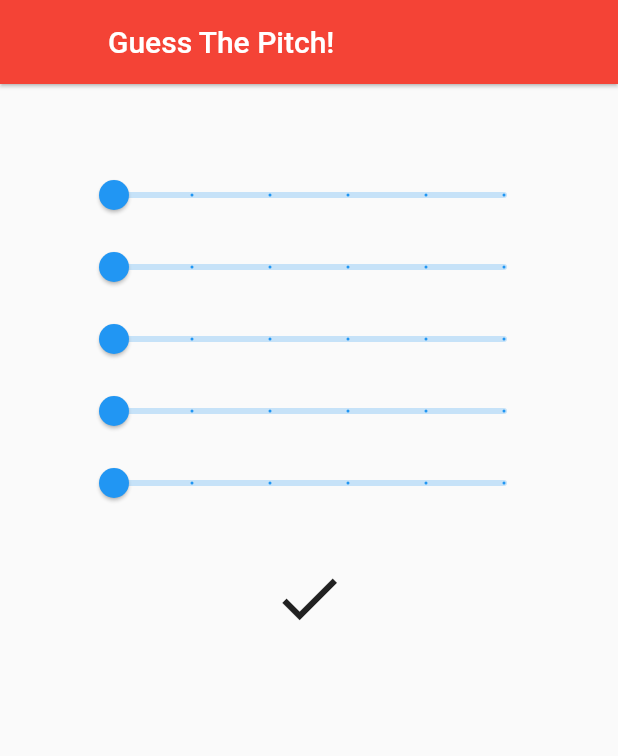
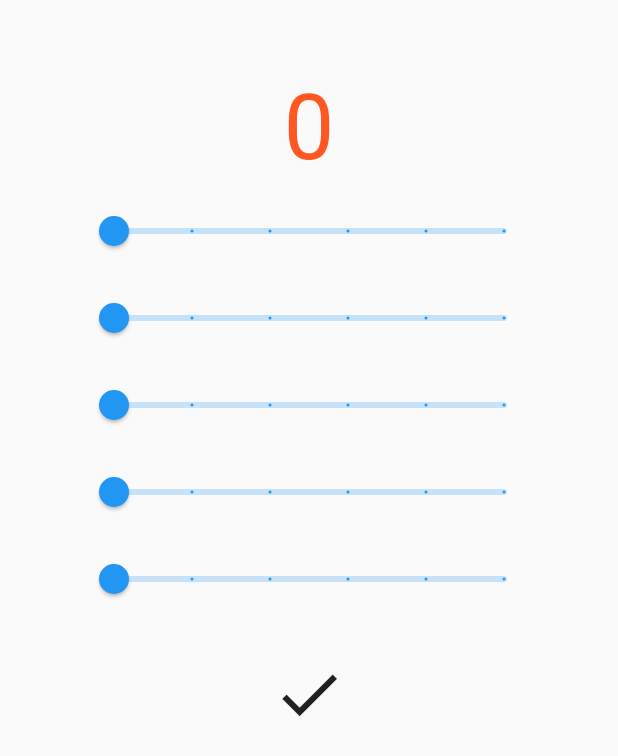
Before and after one commit to Rechunk/GuessThePitch, a Flutter app: the Grid screen opened directly, on a phone screen of 412 x 824 dp. Shown: the top 756 px of the screen. Run offline on Flutter 3.47's test engine with Material 2 defaults, Android fonts, the light colour scheme and no system bars; missing offline and left inert: audioplayer, countdown; Roboto replaces fonts that are missing (Coiny); statements that could not run were skipped.

Commit message:
Layout adjusted and score added

```diff
--- a/lib/grid.dart
+++ b/lib/grid.dart
@@ -1,8 +1,6 @@
 import 'package:flutter/material.dart';
 import "soundManager.dart";
-import 'package:audioplayer/audioplayer.dart';
 import "dart:async";
-import "route.dart";
 import "config.dart";
 
 class Grid extends StatefulWidget {
@@ -34,7 +32,10 @@ class _Grid extends State<Grid> {
   List<Widget> buildSlides(){
     List<Widget> sliders = [];
     for (int i = 0; i < 5; i++){
-      sliders.add(new Slider(
+      sliders.add(
+        new Padding(
+          padding: new EdgeInsets.fromLTRB(0.0, 10.0, 0.0, 0.0),
+          child: new Slider(
             value: values[i].toDouble(),
             min: 0.0,
             max: 5.0,
@@ -46,6 +47,7 @@ class _Grid extends State<Grid> {
                 values[i] = newValue.round();
               });
             },
+          )
         ));
     }
     return sliders;
@@ -78,10 +80,6 @@ class _Grid extends State<Grid> {
     }
   }
 
-  void calculateResults(){
-
-  }
-
   bool madeMistake(results){
     for (var elem in results){
       if (elem != 0){
@@ -95,16 +93,14 @@ class _Grid extends State<Grid> {
   build(BuildContext context){
     sliders = buildSlides();
     return new Scaffold(
-      appBar: new AppBar(
-        leading: new Container(),
-        title: new Text("Guess The Pitch!"),
-        backgroundColor: Colors.red,
-        elevation: 1.0,
-      ),
+
       body: new Container(
         child: new ListView(
           padding: new EdgeInsets.all(50.0),
           children: [
+            new Center(
+              child: new Text("$score", style: new TextStyle(fontFamily: "Coiny", fontSize: 60.0, color: mainColor))
+            ),
             new Column(
               children: sliders,
             ),
@@ -133,7 +129,6 @@ class _Grid extends State<Grid> {
                   ),
                   new Padding(
                     padding: new EdgeInsets.fromLTRB(0.0, 30.0, 0.0, 0.0),
-                    child: new Text(resultsText, style: new TextStyle(fontSize: 20.0)),
                   )
                 ]
               ),
```
Lines whose indentation alone changed are shown as unchanged.
